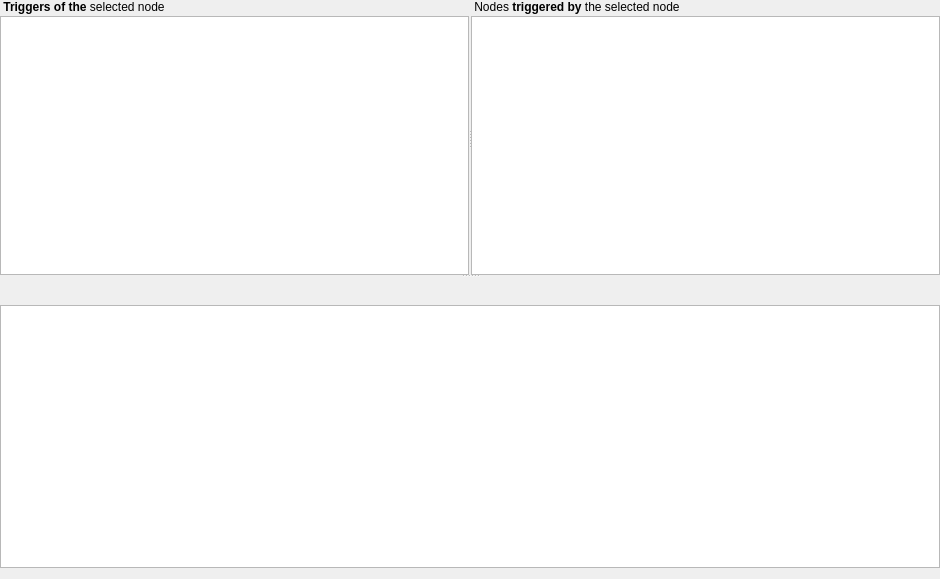
Above: Viewer/src/TriggerTableWidget.ui from ecmwf/ecflow before the change. Below: the same form after it.
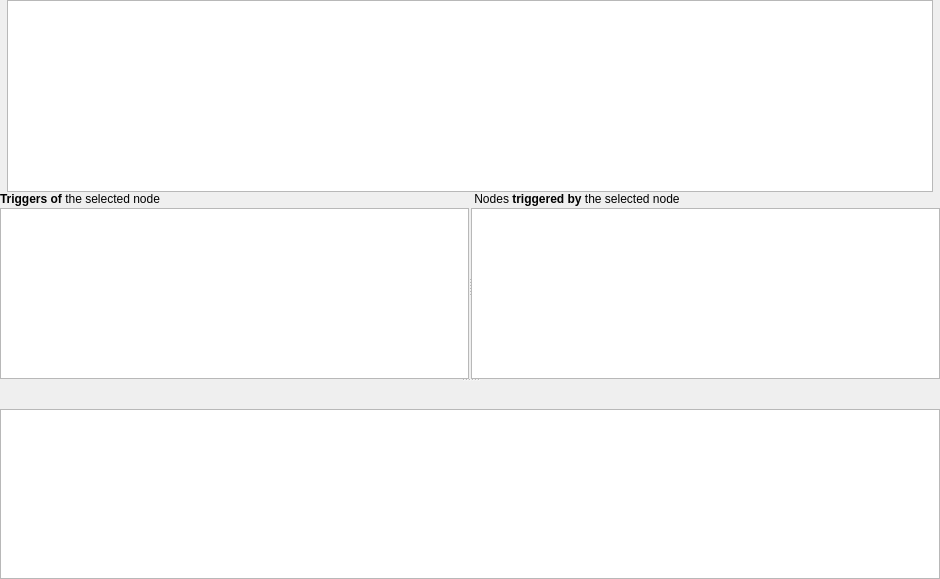
That is the form after the change. Icons and pictures are not drawn. Custom widgets are drawn as their Qt base class.

Commit message: ecFlowUI: implement table-based trigger view ECFLOW-815

```diff
--- a/Viewer/src/TriggerTableWidget.ui
+++ b/Viewer/src/TriggerTableWidget.ui
@@ -13,7 +13,7 @@
   <property name="windowTitle">
    <string>Form</string>
   </property>
-  <layout class="QVBoxLayout" name="verticalLayout_4">
+  <layout class="QVBoxLayout" name="verticalLayout_4" stretch="0,1">
    <property name="spacing">
     <number>0</number>
    </property>
@@ -26,6 +26,59 @@
    <property name="rightMargin">
     <number>0</number>
    </property>
+   <property name="bottomMargin">
+    <number>0</number>
+   </property>
+   <item>
+    <widget class="QWidget" name="nodeHolderW" native="true">
+     <layout class="QHBoxLayout" name="horizontalLayout_3" stretch="0,1,0">
+      <property name="spacing">
+       <number>0</number>
+      </property>
+      <property name="leftMargin">
+       <number>0</number>
+      </property>
+      <property name="topMargin">
+       <number>0</number>
+      </property>
+      <property name="rightMargin">
+       <number>0</number>
+      </property>
+      <property name="bottomMargin">
+       <number>0</number>
+      </property>
+      <item>
+       <widget class="QLabel" name="leftArrowLabel_">
+        <property name="text">
+         <string/>
+        </property>
+        <property name="pixmap">
+         <pixmap resource="viewer.qrc">:/viewer/trigger_left_arrow.svg</pixmap>
+        </property>
+        <property name="scaledContents">
+         <bool>true</bool>
+        </property>
+       </widget>
+      </item>
+      <item>
+       <widget class="TriggerTableView" name="nodeView_"/>
+      </item>
+      <item>
+       <widget class="QLabel" name="rightArrowLabel_">
+        <property name="text">
+         <string/>
+        </property>
+        <property name="pixmap">
+         <pixmap resource="viewer.qrc">:/viewer/trigger_right_arrow.svg</pixmap>
+        </property>
+        <property name="scaledContents">
+         <bool>true</bool>
+        </property>
+       </widget>
+      </item>
+     </layout>
+    </widget>
+   </item>
    <item>
     <widget class="QSplitter" name="splitter1_">
      <property name="orientation">
@@ -55,7 +108,7 @@
         <item>
          <widget class="QLabel" name="triggerLabel_">
           <property name="text">
-           <string> &amp;nbsp;&lt;b&gt;Triggers of the&lt;/b&gt; selected node</string>
+           <string>&lt;html&gt;&lt;head/&gt;&lt;body&gt;&lt;p&gt;&lt;span style=&quot; font-weight:600;&quot;&gt;Triggers of&lt;/span&gt; the selected node&lt;/p&gt;&lt;/body&gt;&lt;/html&gt;</string>
           </property>
          </widget>
         </item>
```
The commit also changes 6 other files.
